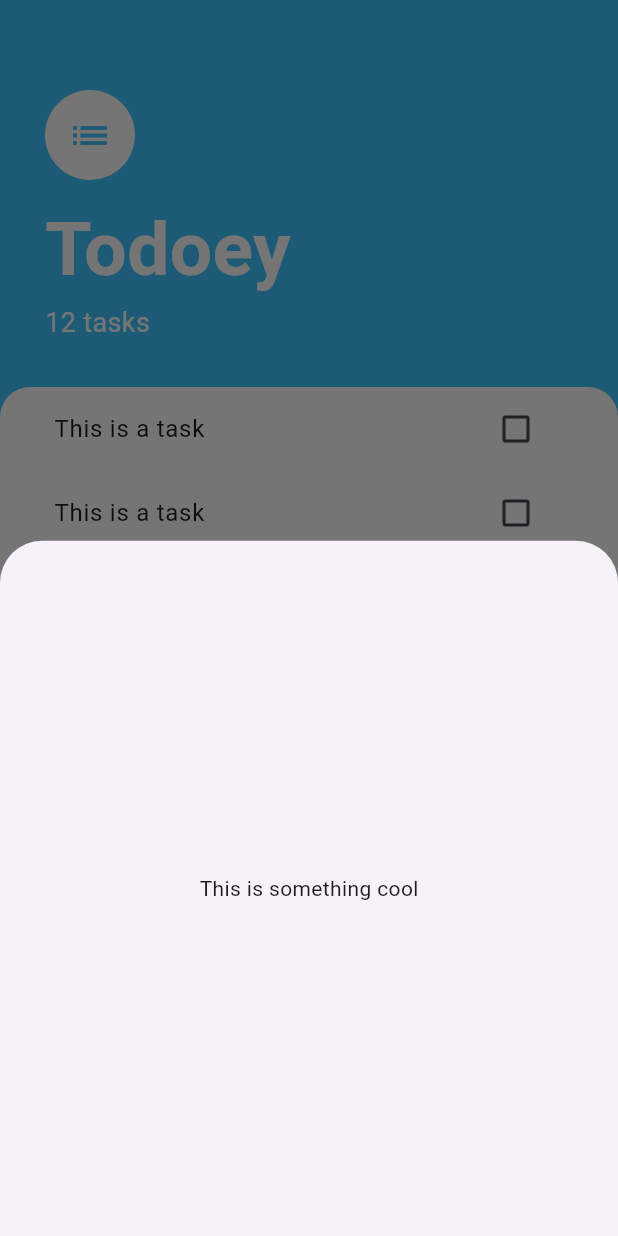
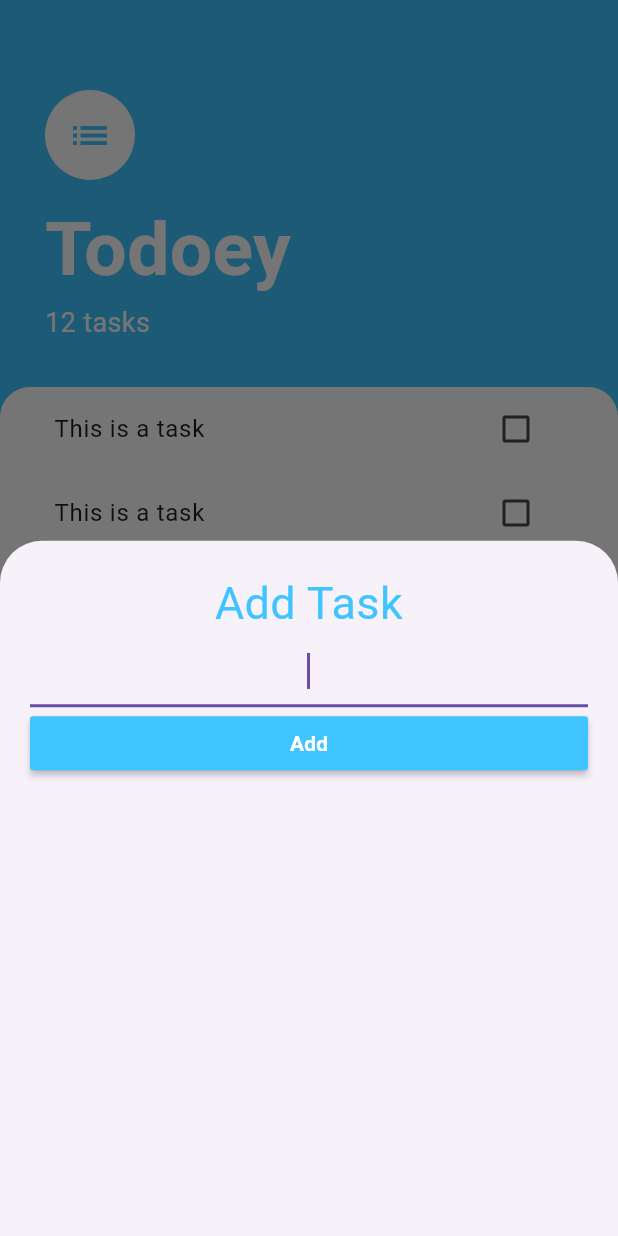
Before and after one commit to AmmarSultan1443/todoey_flutter, a Flutter app: the screen it shows after launch, after a tap on the "add" icon, on a phone screen of 412 x 824 dp. Run offline on Flutter 3.47's test engine with Material 3 defaults, Android fonts, the phone set to English and light mode, and no system bars.

Commit message:
Finish design of bottom sheet.

```diff
--- a/lib/screens/add_task_screen.dart
+++ /dev/null
@@ -1 +0,0 @@
-import 'package:flutter/material.dart';
--- a/lib/screens/tasks_screen.dart
+++ b/lib/screens/tasks_screen.dart
@@ -6,7 +6,30 @@ class TasksScreen extends StatelessWidget {
 
   Widget bottomSheetBuilder(BuildContext context) {
     return Container(
-      child: Center(child: Text('This is something cool')),
+      padding: EdgeInsets.all(20.0),
+      child: Column(
+        crossAxisAlignment: CrossAxisAlignment.stretch,
+        children: [
+          Text(
+            'Add Task',
+            textAlign: TextAlign.center,
+            style: TextStyle(color: Colors.lightBlueAccent, fontSize: 30.0),
+          ),
+          TextField(
+            autofocus: true,
+            textAlign: TextAlign.center,
+            onChanged: (value) {},
+          ),
+          MaterialButton(
+              color: Colors.lightBlueAccent,
+              child: Text(
+                'Add',
+                style:
+                    TextStyle(fontWeight: FontWeight.bold, color: Colors.white),
+              ),
+              onPressed: () {})
+        ],
+      ),
     );
   }
 
```
